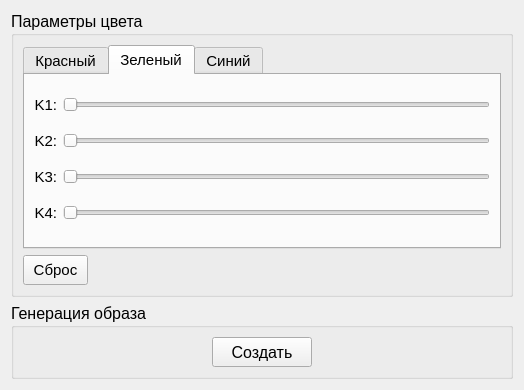
First picture: the form in dataSetGenerator-master/optdatanetwindow.ui, repository Nisitka/air-trail-generator, before the edit.
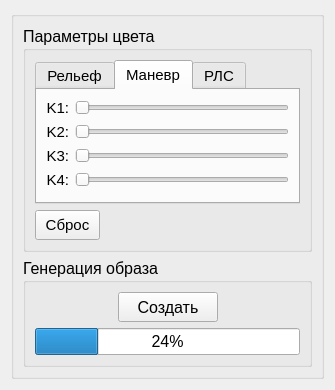
Second picture: the form after the edit.

Diff of the .ui file:
```diff
--- a/dataSetGenerator-master/optdatanetwindow.ui
+++ b/dataSetGenerator-master/optdatanetwindow.ui
@@ -6,13 +6,19 @@
    <rect>
     <x>0</x>
     <y>0</y>
-    <width>524</width>
+    <width>335</width>
     <height>390</height>
    </rect>
   </property>
   <property name="windowTitle">
    <string>Form</string>
   </property>
+  <layout class="QHBoxLayout" name="horizontalLayout_8">
+   <item>
+    <widget class="QGroupBox" name="mainGroupBox">
+     <property name="title">
+      <string/>
+     </property>
   <layout class="QVBoxLayout" name="verticalLayout_2">
    <item>
     <widget class="QGroupBox" name="groupBox_2">
@@ -37,12 +43,12 @@
         </property>
         <widget class="QWidget" name="tab">
          <attribute name="title">
-          <string>Красный</string>
+             <string>Рельеф</string>
          </attribute>
         </widget>
         <widget class="QWidget" name="tab_2">
          <attribute name="title">
-          <string>Зеленый</string>
+             <string>Маневр</string>
          </attribute>
          <layout class="QVBoxLayout" name="verticalLayout_3">
           <item>
@@ -181,7 +187,7 @@
         </widget>
         <widget class="QWidget" name="tab_3">
          <attribute name="title">
-          <string>Синий</string>
+             <string>РЛС</string>
          </attribute>
         </widget>
        </widget>
@@ -240,7 +246,7 @@
      <property name="title">
       <string>Генерация образа</string>
      </property>
-     <layout class="QHBoxLayout" name="horizontalLayout_2">
+        <layout class="QVBoxLayout" name="verticalLayout_4">
       <item>
        <layout class="QHBoxLayout" name="horizontalLayout">
         <item>
@@ -288,6 +294,16 @@
          </spacer>
         </item>
        </layout>
+         </item>
+         <item>
+          <widget class="QProgressBar" name="genDNProgressBar">
+           <property name="value">
+            <number>24</number>
+           </property>
+          </widget>
+         </item>
+        </layout>
+       </widget>
       </item>
      </layout>
     </widget>
```
Left out of the diff: 4 changed lines with no effect on the pictures. Lines whose indentation alone changed are shown as unchanged.
